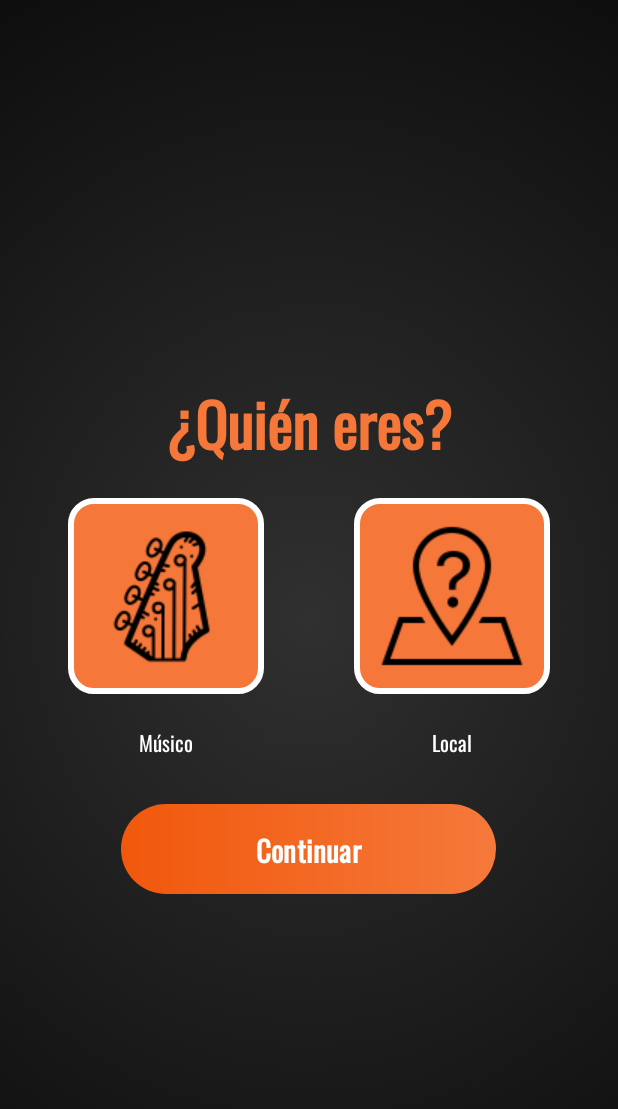
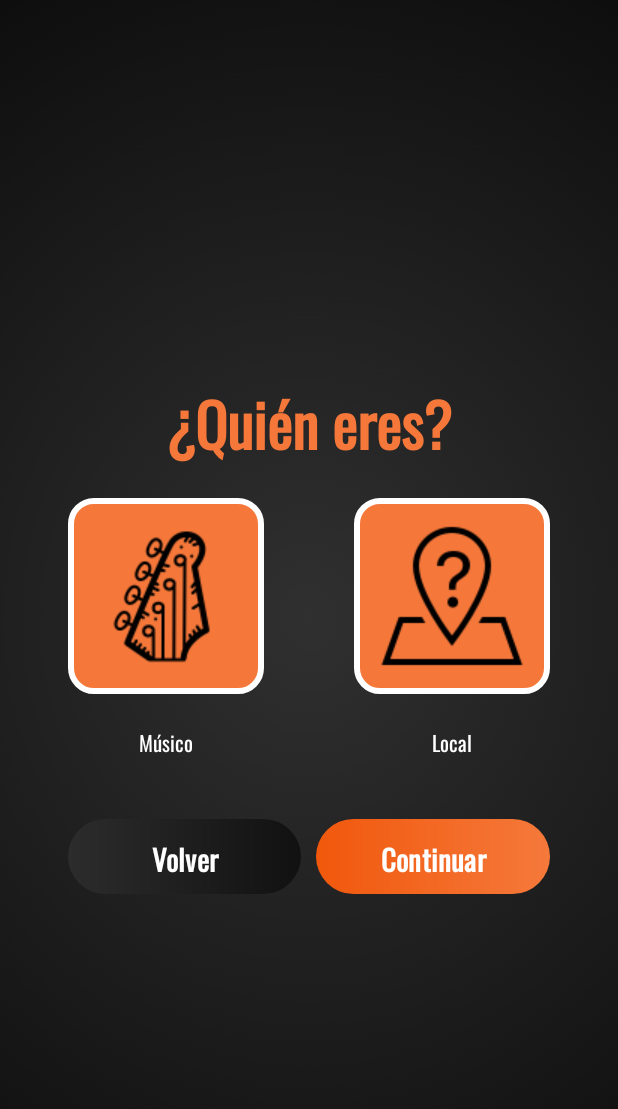
Before and after one commit to MrAGC/Armonii, an Android app: the Registro screen opened directly, with no data from a screen before it, on a phone screen of 412 x 824 dp. Shown: the top 1109 px of the screen. Run offline under Robolectric (Android 15) with nearby library versions, the phone set to English and light mode, and no system bars.

Commit message:
Implementadas algunas de las condiciones de registro. Falta terminar.

```diff
--- a/app/src/main/java/com/example/ermonii/IniciarSesion.kt
+++ b/app/src/main/java/com/example/ermonii/IniciarSesion.kt
@@ -109,6 +109,8 @@ class IniciarSesion : AppCompatActivity() {
                 })
             } else {
                 // Si el correo o la contraseña están vacíos
+                edtCorreo.setBackgroundResource(R.drawable.redondear_edittext_error)
+                edtContrasena.setBackgroundResource(R.drawable.redondear_edittext_error)
                 Toast.makeText(
                     this@IniciarSesion,
                     "Por favor, ingrese correo y contraseña",
--- a/app/src/main/java/com/example/ermonii/Registro.kt
+++ b/app/src/main/java/com/example/ermonii/Registro.kt
@@ -5,6 +5,7 @@ import android.animation.AnimatorListenerAdapter
 import android.animation.ObjectAnimator
 import android.annotation.SuppressLint
 import android.app.DatePickerDialog
+import android.content.Intent
 import android.os.Bundle
 import android.view.View
 import android.widget.ArrayAdapter
@@ -15,6 +16,7 @@ import android.widget.LinearLayout
 import android.widget.RadioButton
 import android.widget.Spinner
 import android.widget.TextView
+import android.widget.Toast
 import androidx.appcompat.app.AppCompatActivity
 import java.util.Calendar
 
@@ -26,6 +28,7 @@ class Registro : AppCompatActivity() {
 
         // Declaraciones
         var musico = false
+        var seleccionado = false
         val LLType = findViewById<LinearLayout>(R.id.LLType)
         val imgMusico = findViewById<ImageView>(R.id.imgMusico)
         val imgLocal = findViewById<ImageView>(R.id.imgLocal)
@@ -40,7 +43,6 @@ class Registro : AppCompatActivity() {
         val btnCorreo = findViewById<Button>(R.id.btnContinuarCorreo)
         val LLEdad = findViewById<LinearLayout>(R.id.LLEdad)
         val btnEdad = findViewById<Button>(R.id.btnContinuarEdad)
-        val edtEdad = findViewById<EditText>(R.id.edtEdad)
 
         // Obtén la fecha actual
         val calendar = Calendar.getInstance()
@@ -59,6 +61,7 @@ class Registro : AppCompatActivity() {
         val LLTipoLocal = findViewById<LinearLayout>(R.id.LLTipoLocal)
         val btnTipoLocal = findViewById<Button>(R.id.btnContinuarTipoLocal)
 
+        val btnVolverType = findViewById<Button>(R.id.btnVolverType)
         val btnNombreVolver = findViewById<Button>(R.id.btnVolverNombre)
         val btnApodoVolver = findViewById<Button>(R.id.btnVolverApodo)
         val btnApellidoVolver = findViewById<Button>(R.id.btnVolverApellido)
@@ -68,6 +71,19 @@ class Registro : AppCompatActivity() {
         val btnGeneroVolver = findViewById<Button>(R.id.btnVolverGenero)
         val btnContrasenaVolver = findViewById<Button>(R.id.btnVolverContrasena)
         val btnTipoLocalVolver = findViewById<Button>(R.id.btnVolverTipoLocal)
+
+        val edtNombre = findViewById<EditText>(R.id.edtNombre)
+        val edtApodo = findViewById<EditText>(R.id.edtApodo)
+        val edtApellido = findViewById<EditText>(R.id.edtApellido)
+        val edtCorreo = findViewById<EditText>(R.id.edtCorreo)
+        val edtEdad = findViewById<EditText>(R.id.edtEdad)
+        val edtTelefono = findViewById<EditText>(R.id.edtTelefono)
+        val edtContrasena = findViewById<EditText>(R.id.edtContrasena)
+        val edtContrasenaConf = findViewById<EditText>(R.id.edtContrasenaConf)
+
+
+
+
 
         // Configuramos el spinner del genero
         val SpnGenero = findViewById<Spinner>(R.id.SpnGenero)
@@ -95,26 +111,28 @@ class Registro : AppCompatActivity() {
             "Centro de eventos",
             "Otro"
                                        )
+
+        // Inicializamos el adapter
         val adapterTipoLocal =
             ArrayAdapter(this, android.R.layout.simple_spinner_item, opcionesTipoLocal)
         adapterTipoLocal.setDropDownViewResource(android.R.layout.simple_spinner_item)
         SpnTipoLocal.adapter = adapterTipoLocal
 
-
-        // Escogemos músico
+        // Escogemos músico o local
         imgMusico.setOnClickListener {
             imgMusico.setBackgroundResource(R.drawable.redondear_registro_icons_presionado)
             imgLocal.setBackgroundResource(R.drawable.redondear_registro_icons)
             musico = true
+            seleccionado = true
         }
-
-        // Escogemos local
         imgLocal.setOnClickListener {
             imgMusico.setBackgroundResource(R.drawable.redondear_registro_icons)
             imgLocal.setBackgroundResource(R.drawable.redondear_registro_icons_presionado)
             musico = false
+            seleccionado = true
         }
 
+        // Hacemos visible nuestra UI de registro
         LLType.visibility = View.VISIBLE
 
         // Función para animar la transición entre vistas
@@ -132,8 +150,10 @@ class Registro : AppCompatActivity() {
         }
 
         // Función para configurar el botón de volver en las vistas
-        fun setBackButtonListener(button: Button, fromView: View, toView: View) {
-            button.setOnClickListener { animateTransition(fromView, toView) }
+        fun setBackButtonListener(button: Button, fromView: View, toView: View, editText: EditText?) {
+            button.setOnClickListener { animateTransition(fromView, toView)
+                editText?.setBackgroundResource(R.drawable.redondear_edittext)
+            }
         }
 
         // Manejo del clic en los términos y condiciones
@@ -153,13 +173,44 @@ class Registro : AppCompatActivity() {
 
         // Manejo de la selección de tipo de usuario y navegación entre vistas
         btnType.setOnClickListener {
+            if (!seleccionado) {
+                Toast.makeText(
+                    this,
+                    "Selecciona una opción por favor",
+                    Toast.LENGTH_SHORT
+                              ).show()
+            } else {
                 animateTransition(LLType, LLNombre)
                 if (musico) {
-                btnNombre.setOnClickListener { animateTransition(LLNombre, LLApodo) }
+                    btnNombre.setOnClickListener {
+                        if (edtNombre.text.isEmpty()) {
+                            Toast.makeText(this, "Inserta un nombre",Toast.LENGTH_SHORT).show()
+                            edtNombre.setBackgroundResource(R.drawable.redondear_edittext_error)
+                        } else {
+                            edtNombre.setBackgroundResource(R.drawable.redondear_edittext)
+                            animateTransition(LLNombre, LLApodo)
+                        }
+                    }
                     btnApodo.setOnClickListener { animateTransition(LLApodo, LLApellido) }
                     btnApellido.setOnClickListener { animateTransition(LLApellido, LLCorreo) }
-                btnCorreo.setOnClickListener { animateTransition(LLCorreo, LLEdad) }
-                btnEdad.setOnClickListener { animateTransition(LLEdad, LLTelefono) }
+                    btnCorreo.setOnClickListener {
+                        if (edtCorreo.text.isEmpty()) {
+                            Toast.makeText(this, "Inserta un correo",Toast.LENGTH_SHORT).show()
+                            edtCorreo.setBackgroundResource(R.drawable.redondear_edittext_error)
+                        } else {
+                            edtCorreo.setBackgroundResource(R.drawable.redondear_edittext)
+                            animateTransition(LLCorreo, LLEdad)
+                        }
+                    }
+                    btnEdad.setOnClickListener {
+                        if (edtEdad.text.isEmpty()) {
+                            Toast.makeText(this, "Inserta una fecha de nacimiento",Toast.LENGTH_SHORT).show()
+                            edtEdad.setBackgroundResource(R.drawable.redondear_edittext_error)
+                        } else {
+                            edtEdad.setBackgroundResource(R.drawable.redondear_edittext)
+                            animateTransition(LLEdad, LLTelefono)
+                        }
+                    }
                     btnTelefono.setOnClickListener { animateTransition(LLTelefono, LLGenero) }
                     btnGenero.setOnClickListener { animateTransition(LLGenero, LLContrasena) }
                     btnContrasena.setOnClickListener { } // Implementar Home Fragment
@@ -171,22 +222,23 @@ class Registro : AppCompatActivity() {
                     btnContrasena.setOnClickListener { } // Implementar Home Fragment
                 }
             }
+        }
 
         // Configuración de los botones de volver
-        setBackButtonListener(btnNombreVolver, LLNombre, LLType)
-        setBackButtonListener(btnApodoVolver, LLApodo, LLNombre)
-        setBackButtonListener(btnApellidoVolver, LLApellido, LLApodo)
+        setBackButtonListener(btnNombreVolver, LLNombre, LLType, edtNombre)
+        setBackButtonListener(btnApodoVolver, LLApodo, LLNombre, edtApodo)
+        setBackButtonListener(btnApellidoVolver, LLApellido, LLApodo, edtApellido)
         btnCorreoVolver.setOnClickListener {
             if (musico) {
                 animateTransition(LLCorreo, LLApellido)
             } else {
                 animateTransition(LLCorreo, LLNombre)
             }
+            edtCorreo.setBackgroundResource(R.drawable.redondear_edittext)
         }
-        setBackButtonListener(btnEdadVolver, LLEdad, LLCorreo)
-        setBackButtonListener(btnTelefonoVolver, LLTelefono, LLEdad)
-        setBackButtonListener(btnGeneroVolver, LLGenero, LLTelefono)
-        setBackButtonListener(btnContrasenaVolver, LLContrasena, LLGenero) // Musico
+        setBackButtonListener(btnEdadVolver, LLEdad, LLCorreo, edtEdad)
+        setBackButtonListener(btnTelefonoVolver, LLTelefono, LLEdad, edtTelefono)
+        setBackButtonListener(btnGeneroVolver, LLGenero, LLTelefono, null)
         btnContrasenaVolver.setOnClickListener {
             if (musico) {
                 animateTransition(LLContrasena, LLGenero)
@@ -195,6 +247,13 @@ class Registro : AppCompatActivity() {
 
             }
         }
-        setBackButtonListener(btnTipoLocalVolver, LLTipoLocal, LLTelefono)
+        setBackButtonListener(btnTipoLocalVolver, LLTipoLocal, LLTelefono, null)
+
+        // Configuración del botón volver a inicio de sesión
+        btnVolverType.setOnClickListener {
+            val intent = Intent(this, IniciarSesion::class.java)
+            startActivity(intent)
+            finish()
         }
     }
+}
--- a/app/src/main/res/layout/activity_registro.xml
+++ b/app/src/main/res/layout/activity_registro.xml
@@ -85,11 +85,37 @@
 
         </LinearLayout>
 
+        <LinearLayout
+            android:layout_width="match_parent"
+            android:layout_height="wrap_content"
+            android:layout_gravity="center"
+            android:orientation="horizontal">
+
+            <com.google.android.material.button.MaterialButton
+                android:id="@+id/btnVolverType"
+                android:layout_width="0dp"
+                android:layout_height="50dp"
+                android:layout_marginTop="20dp"
+                android:layout_weight="1"
+                android:background="@drawable/degradado_boton_cancelar"
+                android:fontFamily="@font/oswald"
+                android:layerType="hardware"
+                android:text="Volver"
+                android:textColor="@color/white"
+                android:textSize="19sp"
+                android:textStyle="bold"
+                app:backgroundTint="@null" />
+
+            <Space
+                android:layout_width="10dp"
+                android:layout_height="0dp" />
+
             <com.google.android.material.button.MaterialButton
                 android:id="@+id/btnContinuarType"
-            android:layout_width="250dp"
-            android:layout_height="60dp"
-            android:layout_marginTop="10dp"
+                android:layout_width="0dp"
+                android:layout_height="50dp"
+                android:layout_marginTop="20dp"
+                android:layout_weight="1"
                 android:background="@drawable/degradado_boton"
                 android:fontFamily="@font/oswald"
                 android:layerType="hardware"
@@ -98,6 +124,7 @@
                 android:textSize="19sp"
                 android:textStyle="bold"
                 app:backgroundTint="@null" />
+        </LinearLayout>
     </LinearLayout>
 
 
@@ -146,7 +173,7 @@
                 android:layout_height="50dp"
                 android:layout_marginTop="20dp"
                 android:layout_weight="1"
-                android:background="@drawable/degradado_boton"
+                android:background="@drawable/degradado_boton_cancelar"
                 android:fontFamily="@font/oswald"
                 android:layerType="hardware"
                 android:text="Volver"
@@ -222,7 +249,7 @@
                 android:layout_height="50dp"
                 android:layout_marginTop="20dp"
                 android:layout_weight="1"
-                android:background="@drawable/degradado_boton"
+                android:background="@drawable/degradado_boton_cancelar"
                 android:fontFamily="@font/oswald"
                 android:layerType="hardware"
                 android:text="Volver"
@@ -298,7 +325,7 @@
                 android:layout_height="50dp"
                 android:layout_marginTop="20dp"
                 android:layout_weight="1"
-                android:background="@drawable/degradado_boton"
+                android:background="@drawable/degradado_boton_cancelar"
                 android:fontFamily="@font/oswald"
                 android:layerType="hardware"
                 android:text="Volver"
@@ -373,7 +400,7 @@
                 android:layout_height="50dp"
                 android:layout_marginTop="20dp"
                 android:layout_weight="1"
-                android:background="@drawable/degradado_boton"
+                android:background="@drawable/degradado_boton_cancelar"
                 android:fontFamily="@font/oswald"
                 android:layerType="hardware"
                 android:text="Volver"
@@ -449,7 +476,7 @@
                 android:layout_height="50dp"
                 android:layout_marginTop="20dp"
                 android:layout_weight="1"
-                android:background="@drawable/degradado_boton"
+                android:background="@drawable/degradado_boton_cancelar"
                 android:fontFamily="@font/oswald"
                 android:layerType="hardware"
                 android:text="Volver"
@@ -524,7 +551,7 @@
                 android:layout_height="50dp"
                 android:layout_marginTop="20dp"
                 android:layout_weight="1"
-                android:background="@drawable/degradado_boton"
+                android:background="@drawable/degradado_boton_cancelar"
                 android:fontFamily="@font/oswald"
                 android:layerType="hardware"
                 android:text="Volver"
@@ -597,7 +624,7 @@
                 android:layout_height="50dp"
                 android:layout_marginTop="20dp"
                 android:layout_weight="1"
-                android:background="@drawable/degradado_boton"
+                android:background="@drawable/degradado_boton_cancelar"
                 android:fontFamily="@font/oswald"
                 android:layerType="hardware"
                 android:text="Volver"
@@ -710,7 +737,7 @@
                 android:layout_height="50dp"
                 android:layout_marginTop="20dp"
                 android:layout_weight="1"
-                android:background="@drawable/degradado_boton"
+                android:background="@drawable/degradado_boton_cancelar"
                 android:fontFamily="@font/oswald"
                 android:layerType="hardware"
                 android:text="Volver"
@@ -784,7 +811,7 @@
                 android:layout_height="50dp"
                 android:layout_marginTop="20dp"
                 android:layout_weight="1"
-                android:background="@drawable/degradado_boton"
+                android:background="@drawable/degradado_boton_cancelar"
                 android:fontFamily="@font/oswald"
                 android:layerType="hardware"
                 android:text="Volver"
```
Lines whose indentation alone changed are shown as unchanged.
